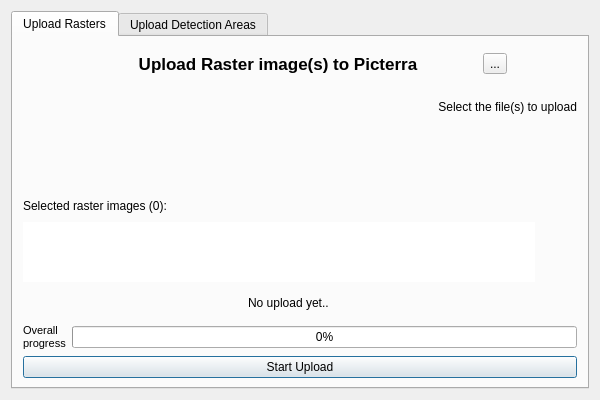
Before: the Qt Designer form dialog_upload.ui in Picterra/picterra-qgis-plugin, drawn with Qt 5.
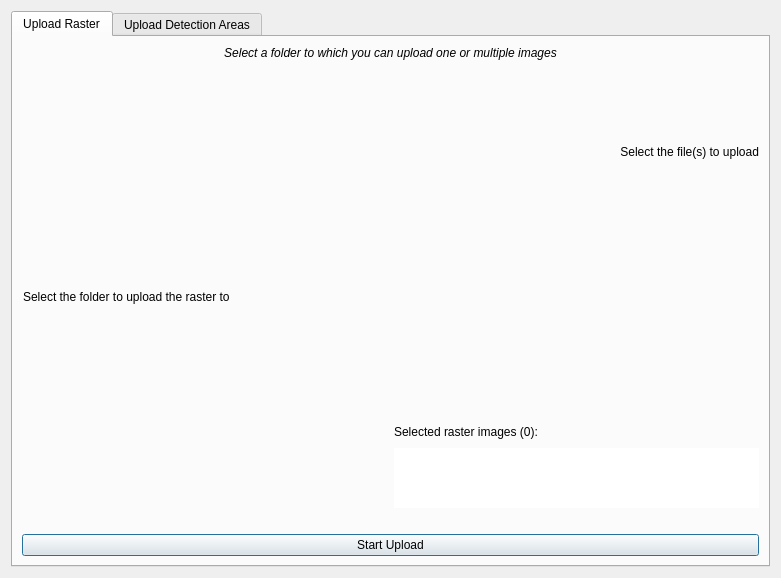
After: the same form once the commit is applied. Icons and pictures are not drawn. Custom widgets are drawn as their Qt base class.

```diff
--- a/dialog_upload.ui
+++ b/dialog_upload.ui
@@ -6,8 +6,8 @@
    <rect>
     <x>0</x>
     <y>0</y>
-    <width>600</width>
-    <height>400</height>
+    <width>781</width>
+    <height>578</height>
    </rect>
   </property>
   <property name="windowTitle">
@@ -30,10 +30,29 @@
      </property>
      <widget class="QWidget" name="tab_upload_raster">
       <attribute name="title">
-       <string>Upload Rasters</string>
+       <string>Upload Raster</string>
       </attribute>
       <layout class="QVBoxLayout" name="verticalLayout_5">
        <item>
+        <widget class="QLabel" name="label_2">
+         <property name="font">
+          <font>
+           <italic>true</italic>
+          </font>
+         </property>
+         <property name="text">
+          <string>Select a folder to which you can upload one or multiple images</string>
+         </property>
+         <property name="alignment">
+          <set>Qt::AlignCenter</set>
+         </property>
+        </widget>
+       </item>
+       <item>
+        <layout class="QVBoxLayout" name="verticalLayout_8">
+         <item>
+          <layout class="QHBoxLayout" name="horizontalLayout_6">
+           <item>
         <layout class="QVBoxLayout" name="verticalLayout">
          <property name="leftMargin">
           <number>1</number>
@@ -42,82 +61,35 @@
           <number>1</number>
          </property>
          <item>
-          <layout class="QHBoxLayout" name="horizontalLayout">
-           <property name="sizeConstraint">
-            <enum>QLayout::SetMinimumSize</enum>
-           </property>
-           <property name="leftMargin">
-            <number>56</number>
-           </property>
-           <property name="rightMargin">
-            <number>70</number>
-           </property>
-           <item>
-            <widget class="QLabel" name="title_label_2">
-             <property name="sizePolicy">
-              <sizepolicy hsizetype="Preferred" vsizetype="MinimumExpanding">
-               <horstretch>0</horstretch>
-               <verstretch>2</verstretch>
-              </sizepolicy>
-             </property>
-             <property name="maximumSize">
+              <spacer name="horizontalSpacer_2">
+               <property name="orientation">
+                <enum>Qt::Horizontal</enum>
+               </property>
+               <property name="sizeHint" stdset="0">
               <size>
-               <width>16777215</width>
-               <height>35</height>
-              </size>
-             </property>
-             <property name="font">
-              <font>
-               <pointsize>13</pointsize>
-               <weight>75</weight>
-               <bold>true</bold>
-              </font>
-             </property>
-             <property name="toolTipDuration">
-              <number>1</number>
-             </property>
-             <property name="whatsThis">
-              <string>Select a detector and a raster, then you can predict objects on the latter using the first</string>
-             </property>
-             <property name="layoutDirection">
-              <enum>Qt::RightToLeft</enum>
-             </property>
-             <property name="text">
-              <string>Upload Raster image(s) to Picterra</string>
-             </property>
-             <property name="alignment">
-              <set>Qt::AlignCenter</set>
-             </property>
-            </widget>
+                 <width>40</width>
+                 <height>20</height>
+                </size>
+               </property>
+              </spacer>
            </item>
            <item>
-            <widget class="QToolButton" name="info_upload_images">
-             <property name="cursor">
-              <cursorShape>WhatsThisCursor</cursorShape>
-             </property>
-             <property name="toolTip">
-              <string>Info on selected detector</string>
-             </property>
-             <property name="toolTipDuration">
-              <number>1</number>
-             </property>
-             <property name="statusTip">
-              <string>What are detectors?</string>
-             </property>
-             <property name="whatsThis">
-              <string>Opens a dialog showing detailed information on selected detector</string>
-             </property>
+              <widget class="QLabel" name="label">
              <property name="text">
-              <string>...</string>
-             </property>
-             <property name="icon">
-              <iconset theme="info">
-               <normaloff>.</normaloff>.</iconset>
-             </property>
-            </widget>
-           </item>
-          </layout>
-         </item>
+                <string>Select the folder to upload the raster to</string>
+               </property>
+              </widget>
+             </item>
+             <item>
+              <layout class="QHBoxLayout" name="raster_folder_select"/>
+             </item>
+            </layout>
+           </item>
+           <item>
+            <layout class="QVBoxLayout" name="verticalLayout_3">
+             <property name="rightMargin">
+              <number>0</number>
+             </property>
          <item>
           <widget class="QLabel" name="label_select">
            <property name="minimumSize">
@@ -135,30 +107,16 @@
           </widget>
          </item>
          <item>
-          <layout class="QHBoxLayout" name="horizontal_layout_select">
-           <item>
-            <widget class="QgsFileWidget" name="file_selector" native="true">
+              <widget class="QgsFileWidget" name="file_selector_raster">
              <property name="font">
               <font>
                <pointsize>8</pointsize>
               </font>
              </property>
-            </widget>
-           </item>
-          </layout>
-         </item>
-         <item>
-          <spacer name="horizontalSpacer_3">
-           <property name="orientation">
-            <enum>Qt::Horizontal</enum>
-           </property>
-           <property name="sizeHint" stdset="0">
-            <size>
-             <width>40</width>
-             <height>20</height>
-            </size>
-           </property>
-          </spacer>
+               <property name="storageMode">
+                <enum>QgsFileWidget::GetMultipleFiles</enum>
+               </property>
+              </widget>
          </item>
          <item>
           <widget class="QLabel" name="label_filelist">
@@ -236,60 +194,19 @@
            </property>
           </widget>
          </item>
-         <item>
-          <layout class="QHBoxLayout" name="horizontal_layout_msg">
-           <property name="spacing">
-            <number>0</number>
-           </property>
-           <item>
-            <widget class="QLabel" name="progress_label">
-             <property name="maximumSize">
-              <size>
-               <width>16777215</width>
-               <height>30</height>
-              </size>
-             </property>
-             <property name="font">
-              <font>
-               <pointsize>9</pointsize>
-              </font>
-             </property>
-             <property name="text">
-              <string>No upload yet..       </string>
-             </property>
-             <property name="alignment">
-              <set>Qt::AlignCenter</set>
-             </property>
-            </widget>
+            </layout>
            </item>
           </layout>
          </item>
          <item>
-          <layout class="QHBoxLayout" name="horizontal_layout_progress">
-           <item>
-            <widget class="QLabel" name="progress_bar_label">
-             <property name="font">
-              <font>
-               <pointsize>8</pointsize>
-              </font>
-             </property>
+          <widget class="QLabel" name="spinner_label">
              <property name="text">
-              <string>Overall
-progress</string>
+            <string/>
              </property>
             </widget>
            </item>
            <item>
-            <widget class="QProgressBar" name="progress_bar">
-             <property name="value">
-              <number>0</number>
-             </property>
-            </widget>
-           </item>
-          </layout>
-         </item>
-         <item>
-          <widget class="QPushButton" name="start_upload_button">
+          <widget class="QPushButton" name="start_upload_button_raster">
            <property name="cursor">
             <cursorShape>PointingHandCursor</cursorShape>
            </property>
```
Left out of the diff: 173 changed lines with no effect on the pictures. Lines whose indentation alone changed are shown as unchanged.
